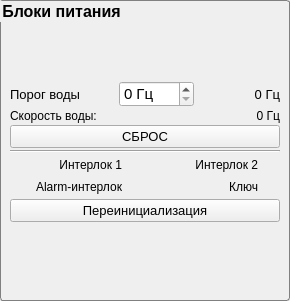
The window that flag_panel.ui (bulkanul/EVO_YFL_1064_GUI_coherent2) describes before a commit, drawn with Qt 5.
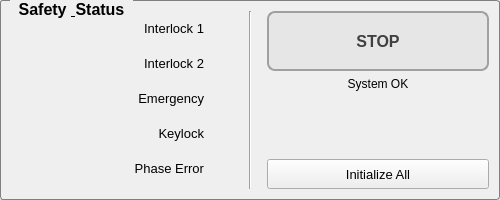
The same window after the commit. Icons and pictures are not drawn.

```diff
--- a/flag_panel.ui
+++ b/flag_panel.ui
@@ -6,8 +6,8 @@
    <rect>
     <x>0</x>
     <y>0</y>
-    <width>290</width>
-    <height>301</height>
+    <width>500</width>
+    <height>200</height>
    </rect>
   </property>
   <property name="minimumSize">
@@ -26,8 +26,6 @@
    <font>
     <family>Arial</family>
     <pointsize>10</pointsize>
-    <italic>false</italic>
-    <bold>false</bold>
    </font>
   </property>
   <property name="windowTitle">
@@ -37,13 +35,16 @@
    <string notr="true">QGroupBox { 
      border: 1px solid gray; 
      border-radius: 3px; 
+     margin-top: 0.5em;
  } 
+ QGroupBox::title {
+     subcontrol-origin: margin;
+     left: 10px;
+     padding: 0 3px 0 3px;
+ }
 </string>
   </property>
   <layout class="QVBoxLayout" name="verticalLayout">
-   <property name="spacing">
-    <number>1</number>
-   </property>
    <property name="leftMargin">
     <number>0</number>
    </property>
@@ -62,251 +63,56 @@
       <font>
        <family>Arial</family>
        <pointsize>12</pointsize>
-       <italic>false</italic>
+       <weight>75</weight>
        <bold>true</bold>
       </font>
      </property>
-     <property name="autoFillBackground">
-      <bool>false</bool>
-     </property>
-     <property name="styleSheet">
-      <string notr="true">QLabel {
-	font: 10pt 'Arial';
-}</string>
-     </property>
      <property name="title">
-      <string>Блоки питания</string>
+      <string>Safety &amp; Status</string>
      </property>
-     <layout class="QVBoxLayout" name="verticalLayout_4">
+     <layout class="QHBoxLayout" name="horizontalLayout_main">
       <property name="spacing">
-       <number>2</number>
+       <number>15</number>
       </property>
       <property name="leftMargin">
-       <number>0</number>
+       <number>10</number>
       </property>
       <property name="topMargin">
-       <number>0</number>
+       <number>10</number>
       </property>
       <property name="rightMargin">
-       <number>0</number>
+       <number>10</number>
       </property>
       <property name="bottomMargin">
-       <number>0</number>
+       <number>10</number>
       </property>
       <item>
-       <widget class="QWidget" name="widget" native="true"/>
-      </item>
-      <item>
-       <spacer name="verticalSpacer">
-        <property name="orientation">
-         <enum>Qt::Vertical</enum>
+       <layout class="QGridLayout" name="gridLayout_indicators">
+        <property name="horizontalSpacing">
+         <number>10</number>
         </property>
-        <property name="sizeHint" stdset="0">
-         <size>
-          <width>20</width>
-          <height>40</height>
-         </size>
+        <property name="verticalSpacing">
+         <number>8</number>
         </property>
-       </spacer>
-      </item>
-      <item>
-       <layout class="QVBoxLayout" name="verticalLayout_2">
-        <property name="spacing">
-         <number>2</number>
-        </property>
-        <property name="leftMargin">
-         <number>9</number>
-        </property>
-        <property name="topMargin">
-         <number>0</number>
-        </property>
-        <property name="rightMargin">
-         <number>9</number>
-        </property>
-        <property name="bottomMargin">
-         <number>0</number>
-        </property>
-        <item>
-         <layout class="QVBoxLayout" name="verticalLayout_3">
-          <item>
-           <layout class="QHBoxLayout" name="horizontalLayout_6">
-            <property name="spacing">
-             <number>12</number>
-            </property>
-            <item>
-             <layout class="QHBoxLayout" name="horizontalLayout_3">
-              <property name="spacing">
-               <number>7</number>
-              </property>
-              <item>
-               <widget class="QLabel" name="label_2">
-                <property name="sizePolicy">
-                 <sizepolicy hsizetype="Maximum" vsizetype="Preferred">
-                  <horstretch>0</horstretch>
-                  <verstretch>0</verstretch>
-                 </sizepolicy>
-                </property>
-                <property name="font">
-                 <font>
-                  <family>Arial</family>
-                  <pointsize>10</pointsize>
-                  <italic>false</italic>
-                  <bold>false</bold>
-                  <underline>false</underline>
-                  <strikeout>false</strikeout>
-                 </font>
-                </property>
-                <property name="text">
-                 <string>Порог воды</string>
-                </property>
-                <property name="alignment">
-                 <set>Qt::AlignCenter</set>
-                </property>
-               </widget>
-              </item>
-              <item>
-               <widget class="QLabel" name="l_water_marker">
-                <property name="minimumSize">
-                 <size>
-                  <width>20</width>
-                  <height>20</height>
-                 </size>
-                </property>
-                <property name="maximumSize">
-                 <size>
-                  <width>20</width>
-                  <height>20</height>
-                 </size>
-                </property>
-                <property name="styleSheet">
-                 <string notr="true">QLabel::disabled{
-                                   border-image: url(:/images/images/round_button_indicator_error.png)
-                                  }
-                                  QLabel::enabled{
-                                  border-image: url(:/images/images/round_button_indicator_on_hover.png);
-                                  }</string>
-                </property>
-                <property name="text">
-                 <string/>
-                </property>
-               </widget>
-              </item>
-             </layout>
-            </item>
-            <item>
-             <widget class="QDoubleSpinBox" name="dsb_water_thresh">
-              <property name="sizePolicy">
-               <sizepolicy hsizetype="Preferred" vsizetype="Fixed">
-                <horstretch>0</horstretch>
-                <verstretch>0</verstretch>
-               </sizepolicy>
-              </property>
-              <property name="font">
-               <font>
-                <family>Arial</family>
-                <pointsize>11</pointsize>
-               </font>
-              </property>
-              <property name="suffix">
-               <string> Гц</string>
-              </property>
-              <property name="decimals">
-               <number>0</number>
-              </property>
-              <property name="maximum">
-               <double>100.000000000000000</double>
-              </property>
-             </widget>
-            </item>
-            <item>
-             <widget class="QLabel" name="l_water_thresh">
-              <property name="enabled">
-               <bool>true</bool>
-              </property>
-              <property name="maximumSize">
-               <size>
-                <width>120</width>
-                <height>16777215</height>
-               </size>
-              </property>
-              <property name="font">
-               <font>
-                <family>Arial</family>
-                <pointsize>10</pointsize>
-                <italic>false</italic>
-                <bold>false</bold>
-                <underline>false</underline>
-                <strikeout>false</strikeout>
-               </font>
-              </property>
-              <property name="text">
-               <string>0 Гц</string>
-              </property>
-              <property name="alignment">
-               <set>Qt::AlignRight|Qt::AlignTrailing|Qt::AlignVCenter</set>
-              </property>
-             </widget>
-            </item>
-           </layout>
-          </item>
-          <item>
-           <layout class="QHBoxLayout" name="horizontalLayout_2">
-            <item>
-             <widget class="QLabel" name="label">
-              <property name="text">
-               <string>Скорость воды:</string>
-              </property>
-             </widget>
-            </item>
-            <item>
-             <widget class="QLabel" name="l_water_speed">
-              <property name="text">
-               <string>0 Гц</string>
-              </property>
-              <property name="alignment">
-               <set>Qt::AlignRight|Qt::AlignTrailing|Qt::AlignVCenter</set>
-              </property>
-             </widget>
-            </item>
-           </layout>
-          </item>
-          <item>
-           <widget class="QPushButton" name="pb_water_clear">
-            <property name="font">
-             <font>
-              <family>Arial</family>
-              <pointsize>10</pointsize>
-             </font>
-            </property>
-            <property name="text">
-             <string>СБРОС</string>
-            </property>
-           </widget>
-          </item>
-         </layout>
-        </item>
-        <item>
-         <widget class="Line" name="line">
-          <property name="orientation">
-           <enum>Qt::Horizontal</enum>
-          </property>
-         </widget>
-        </item>
-        <item>
-         <layout class="QVBoxLayout" name="verticalLayout_5">
-          <item>
-           <layout class="QHBoxLayout" name="horizontalLayout">
-            <item>
+        <item row="0" column="0">
              <widget class="QLabel" name="label_3">
+          <property name="font">
+           <font>
+            <family>Arial</family>
+            <pointsize>10</pointsize>
+            <weight>50</weight>
+            <bold>false</bold>
+           </font>
+          </property>
               <property name="text">
-               <string>Интерлок 1</string>
+           <string>Interlock 1</string>
               </property>
               <property name="alignment">
                <set>Qt::AlignRight|Qt::AlignTrailing|Qt::AlignVCenter</set>
               </property>
              </widget>
             </item>
-            <item>
+        <item row="0" column="1">
              <widget class="QLabel" name="l_interlock_1">
               <property name="minimumSize">
                <size>
@@ -333,17 +139,25 @@
               </property>
              </widget>
             </item>
-            <item>
+        <item row="1" column="0">
              <widget class="QLabel" name="label_6">
+          <property name="font">
+           <font>
+            <family>Arial</family>
+            <pointsize>10</pointsize>
+            <weight>50</weight>
+            <bold>false</bold>
+           </font>
+          </property>
               <property name="text">
-               <string>Интерлок 2</string>
+           <string>Interlock 2</string>
               </property>
               <property name="alignment">
                <set>Qt::AlignRight|Qt::AlignTrailing|Qt::AlignVCenter</set>
               </property>
              </widget>
             </item>
-            <item>
+        <item row="1" column="1">
              <widget class="QLabel" name="l_interlock_2">
               <property name="minimumSize">
                <size>
@@ -370,21 +184,25 @@
               </property>
              </widget>
             </item>
-           </layout>
-          </item>
-          <item>
-           <layout class="QHBoxLayout" name="horizontalLayout_5">
-            <item>
+        <item row="2" column="0">
              <widget class="QLabel" name="label_8">
+          <property name="font">
+           <font>
+            <family>Arial</family>
+            <pointsize>10</pointsize>
+            <weight>50</weight>
+            <bold>false</bold>
+           </font>
+          </property>
               <property name="text">
-               <string>Alarm-интерлок</string>
+           <string>Emergency</string>
               </property>
               <property name="alignment">
                <set>Qt::AlignRight|Qt::AlignTrailing|Qt::AlignVCenter</set>
               </property>
              </widget>
             </item>
-            <item>
+        <item row="2" column="1">
              <widget class="QLabel" name="l_interlock_alarm">
               <property name="minimumSize">
                <size>
@@ -411,17 +229,25 @@
               </property>
              </widget>
             </item>
-            <item>
+        <item row="3" column="0">
              <widget class="QLabel" name="label_10">
+          <property name="font">
+           <font>
+            <family>Arial</family>
+            <pointsize>10</pointsize>
+            <weight>50</weight>
+            <bold>false</bold>
+           </font>
+          </property>
               <property name="text">
-               <string>Ключ</string>
+           <string>Keylock</string>
               </property>
               <property name="alignment">
                <set>Qt::AlignRight|Qt::AlignTrailing|Qt::AlignVCenter</set>
               </property>
              </widget>
             </item>
-            <item>
+        <item row="3" column="1">
              <widget class="QLabel" name="l_key">
               <property name="minimumSize">
                <size>
@@ -448,12 +274,151 @@
               </property>
              </widget>
             </item>
-           </layout>
-          </item>
-         </layout>
+        <item row="4" column="0">
+         <widget class="QLabel" name="label_phase">
+          <property name="font">
+           <font>
+            <family>Arial</family>
+            <pointsize>10</pointsize>
+            <weight>50</weight>
+            <bold>false</bold>
+           </font>
+          </property>
+          <property name="text">
+           <string>Phase Error</string>
+          </property>
+          <property name="alignment">
+           <set>Qt::AlignRight|Qt::AlignTrailing|Qt::AlignVCenter</set>
+          </property>
+         </widget>
+        </item>
+        <item row="4" column="1">
+         <widget class="QLabel" name="l_phase_not_ok">
+          <property name="minimumSize">
+           <size>
+            <width>20</width>
+            <height>20</height>
+           </size>
+          </property>
+          <property name="maximumSize">
+           <size>
+            <width>20</width>
+            <height>20</height>
+           </size>
+          </property>
+          <property name="styleSheet">
+           <string notr="true">QLabel:disabled { border-image: url(:/images/images/round_button_indicator_error.png); }
+QLabel:enabled { border-image: url(:/images/images/round_button_indicator_on_hover.png); }</string>
+          </property>
+          <property name="text">
+           <string/>
+          </property>
+         </widget>
+        </item>
+       </layout>
+      </item>
+      <item>
+       <widget class="Line" name="line">
+        <property name="orientation">
+         <enum>Qt::Vertical</enum>
+        </property>
+       </widget>
+      </item>
+      <item>
+       <layout class="QVBoxLayout" name="verticalLayout_controls">
+        <property name="spacing">
+         <number>6</number>
+        </property>
+        <item>
+         <widget class="QPushButton" name="pb_stop_onoff">
+          <property name="minimumSize">
+           <size>
+            <width>110</width>
+            <height>60</height>
+           </size>
+          </property>
+          <property name="font">
+           <font>
+            <family>Arial</family>
+            <pointsize>12</pointsize>
+            <weight>75</weight>
+            <bold>true</bold>
+           </font>
+          </property>
+          <property name="cursor">
+           <cursorShape>PointingHandCursor</cursorShape>
+          </property>
+          <property name="styleSheet">
+           <string notr="true">QPushButton {
+	background-color: #e6e6e6;
+	border: 2px solid #a0a0a0;
+	border-radius: 8px;
+	color: #404040;
+}
+
+QPushButton:hover {
+	border-color: #d00000;
+	background-color: #f0f0f0;
+    color: #d00000;
+}
+
+QPushButton:checked {
+	background-color: #ff3333;
+	border-color: #cc0000;
+	color: white;
+}
+
+QPushButton:checked:hover {
+	background-color: #ff4d4d;
+}</string>
+          </property>
+          <property name="text">
+           <string>STOP</string>
+          </property>
+          <property name="checkable">
+           <bool>true</bool>
+          </property>
+         </widget>
+        </item>
+        <item>
+         <widget class="QLabel" name="l_stop">
+          <property name="font">
+           <font>
+            <family>Arial</family>
+            <pointsize>9</pointsize>
+            <weight>50</weight>
+            <bold>false</bold>
+           </font>
+          </property>
+          <property name="text">
+           <string>System OK</string>
+          </property>
+          <property name="alignment">
+           <set>Qt::AlignCenter</set>
+          </property>
+         </widget>
+        </item>
+        <item>
+         <spacer name="verticalSpacer">
+          <property name="orientation">
+           <enum>Qt::Vertical</enum>
+          </property>
+          <property name="sizeHint" stdset="0">
+           <size>
+            <width>20</width>
+            <height>40</height>
+           </size>
+          </property>
+         </spacer>
         </item>
         <item>
          <widget class="QPushButton" name="pushButton">
+          <property name="minimumSize">
+           <size>
+            <width>0</width>
+            <height>30</height>
+           </size>
+          </property>
           <property name="font">
            <font>
             <family>Arial</family>
@@ -461,25 +426,12 @@
            </font>
           </property>
           <property name="text">
-           <string>Переинициализация</string>
+           <string>Initialize All</string>
           </property>
          </widget>
         </item>
        </layout>
       </item>
-      <item>
-       <spacer name="verticalSpacer_2">
-        <property name="orientation">
-         <enum>Qt::Vertical</enum>
-        </property>
-        <property name="sizeHint" stdset="0">
-         <size>
-          <width>20</width>
-          <height>40</height>
-         </size>
-        </property>
-       </spacer>
-      </item>
      </layout>
     </widget>
    </item>
```
Left out of the diff: 32 changed lines with no effect on the pictures. Lines whose indentation alone changed are shown as unchanged.
